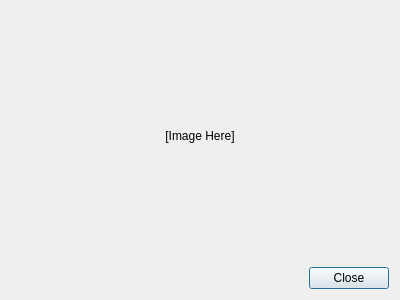
The window that Velocity/imagedialog.ui (hetelek/Velocity) describes before a commit, drawn with Qt 5.
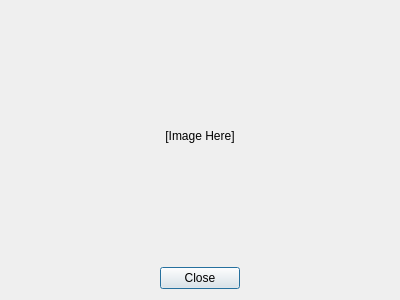
The same window after the commit. Icons and pictures are not drawn.

Commit message: centered close button

The edit to the form file:
```diff
--- a/Velocity/imagedialog.ui
+++ b/Velocity/imagedialog.ui
@@ -32,7 +32,7 @@
     </widget>
    </item>
    <item>
-    <layout class="QHBoxLayout" name="horizontalLayout" stretch="0,0">
+    <layout class="QHBoxLayout" name="horizontalLayout" stretch="0,0,0">
      <item>
       <spacer name="horizontalSpacer">
        <property name="orientation">
@@ -53,6 +53,19 @@
        </property>
       </widget>
      </item>
+     <item>
+      <spacer name="horizontalSpacer_2">
+       <property name="orientation">
+        <enum>Qt::Horizontal</enum>
+       </property>
+       <property name="sizeHint" stdset="0">
+        <size>
+         <width>40</width>
+         <height>20</height>
+        </size>
+       </property>
+      </spacer>
+     </item>
     </layout>
    </item>
   </layout>
```
The commit also changes 1 other file.
